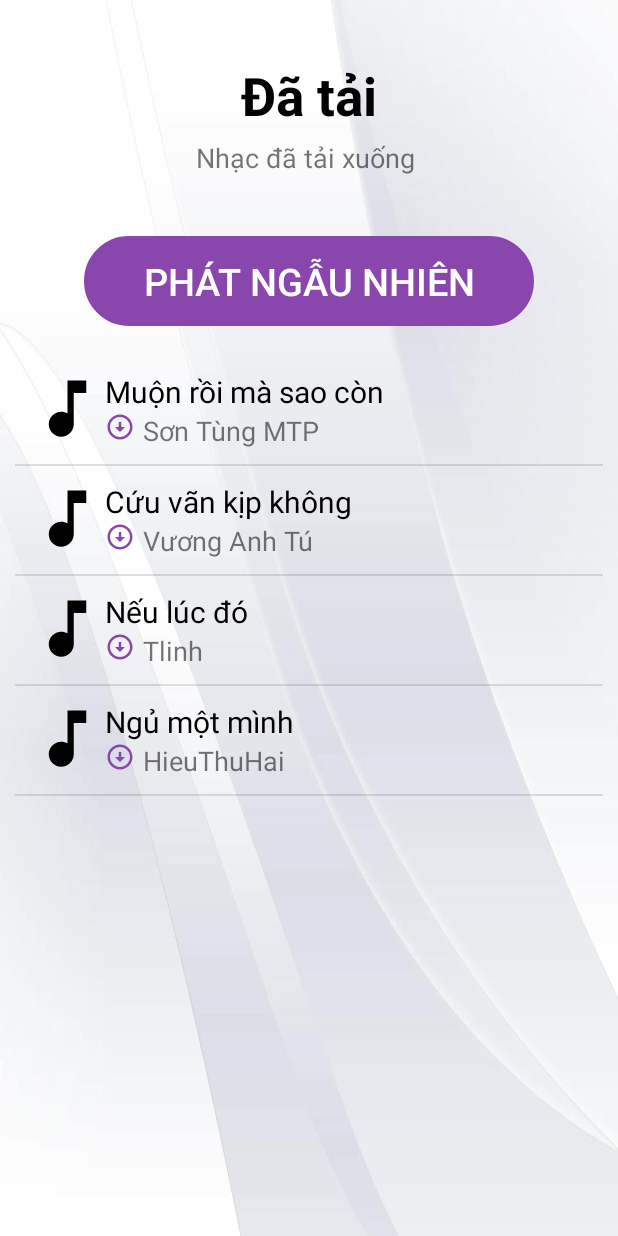
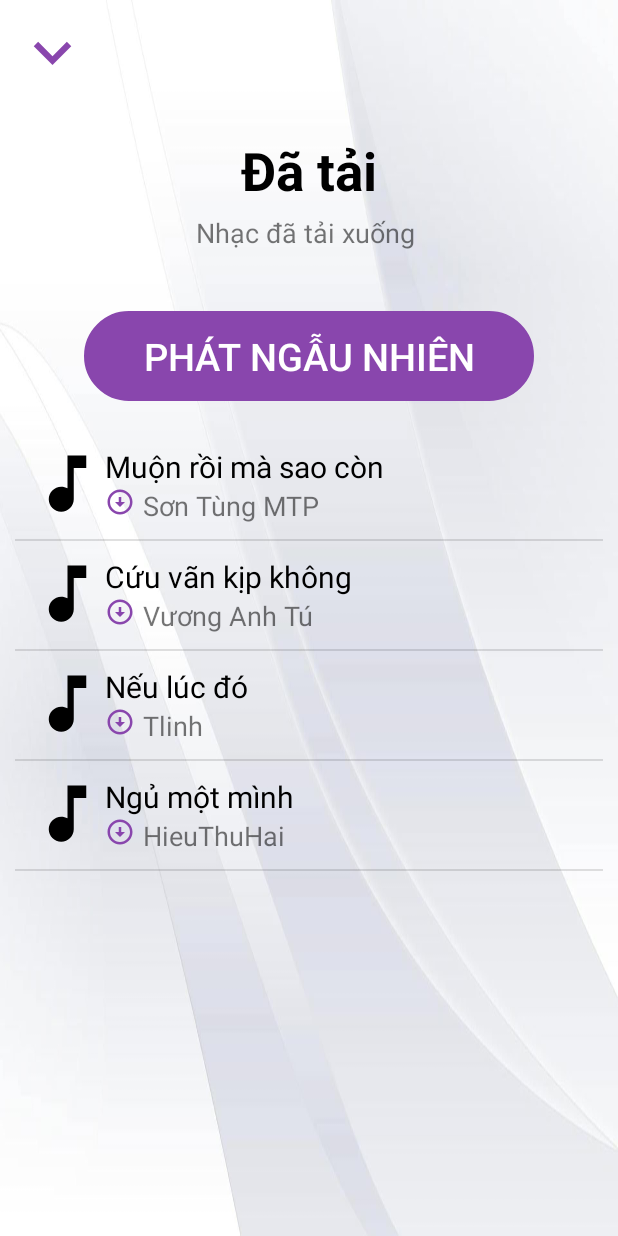
Before and after one commit to Gren-MNC/Android_Project-2, an Android app: the ListViewDownActivity screen opened directly, with no data from a screen before it, on a phone screen of 412 x 824 dp. Run offline under Robolectric (Android 15) with nearby library versions, the phone set to English and light mode, and no system bars.

Commit message:
add btn back

```diff
--- a/app/src/main/AndroidManifest.xml
+++ b/app/src/main/AndroidManifest.xml
@@ -28,7 +28,7 @@
         android:theme="@style/Theme.AppCompat.DayNight.NoActionBar"
         tools:targetApi="31">
         <activity
-            android:name=".Activity.TestMain"
+            android:name=".Activity.MainActivity"
             android:exported="true">
             <intent-filter>
                 <action android:name="android.intent.action.MAIN" />
--- a/app/src/main/java/com/example/layoutservice/Activity/ListViewDownActivity.java
+++ b/app/src/main/java/com/example/layoutservice/Activity/ListViewDownActivity.java
@@ -4,6 +4,7 @@ import android.content.Intent;
 import android.os.Bundle;
 import android.view.View;
 import android.widget.AdapterView;
+import android.widget.Button;
 import android.widget.ListView;
 
 import androidx.annotation.Nullable;
@@ -20,13 +21,14 @@ import java.util.ArrayList;
 public class ListViewDownActivity extends AppCompatActivity {
     private ArrayList<Song> listSong;
     private ListView listView;
-
+    private Button btnBack;
     private Song mSong;
 
     @Override
     public void onCreate(@Nullable Bundle savedInstanceState) {
         super.onCreate(savedInstanceState);
         setContentView(R.layout.layout_list_download);
+        btnBack = findViewById(R.id.btn_back_down);
 
         listView = (ListView) findViewById(R.id.list_view_download);
         listSong = new ArrayList<>();
@@ -38,5 +40,12 @@ public class ListViewDownActivity extends AppCompatActivity {
         SongDownAdapter adapter = new SongDownAdapter(this, R.layout.layout_listview_down, listSong);
         listView.setAdapter(adapter);
 
+        btnBack.setOnClickListener(new View.OnClickListener() {
+            @Override
+            public void onClick(View v) {
+                onBackPressed();
+            }
+        });
+
     }
 }
--- a/app/src/main/java/com/example/layoutservice/Activity/ListenToMusicActivity.java
+++ b/app/src/main/java/com/example/layoutservice/Activity/ListenToMusicActivity.java
@@ -63,7 +63,7 @@ public class ListenToMusicActivity extends AppCompatActivity {
         btnNext = findViewById(R.id.btn_next_main);
         btnPre = findViewById(R.id.btn_previous_main);
         btnList = findViewById(R.id.btn_list);
-        btnBack = findViewById(R.id.btn_back);
+        btnBack = findViewById(R.id.btn_back_playing);
         tvName = findViewById(R.id.title_song);
         tvSinger = findViewById(R.id.single);
         tvStart = findViewById(R.id.tv_time);
--- a/app/src/main/res/layout/layout_list_download.xml
+++ b/app/src/main/res/layout/layout_list_download.xml
@@ -5,11 +5,18 @@
     android:background="@drawable/background_layout_favorite"
     android:padding="10dp">
 
+    <Button
+        android:id="@+id/btn_back_down"
+        android:layout_width="50dp"
+        android:layout_height="50dp"
+        android:background="@drawable/ic_back_2"
+        android:layout_alignParentStart="true"/>
     <TextView
         android:id="@+id/title"
         android:layout_width="wrap_content"
         android:layout_height="wrap_content"
         android:layout_centerHorizontal="true"
+        android:layout_below="@id/btn_back_down"
         android:text="Đã tải"
         android:textColor="@color/black"
         android:textSize="35sp"
```
Also changed, not shown: app/src/main/java/com/example/layoutservice/Activity/ListViewFavoriteActivity.java (+12 -0 lines), app/src/main/res/layout/layout_list_favorite.xml (+7 -0 lines), app/src/main/res/layout/layout_play_music.xml (+4 -4 lines).
